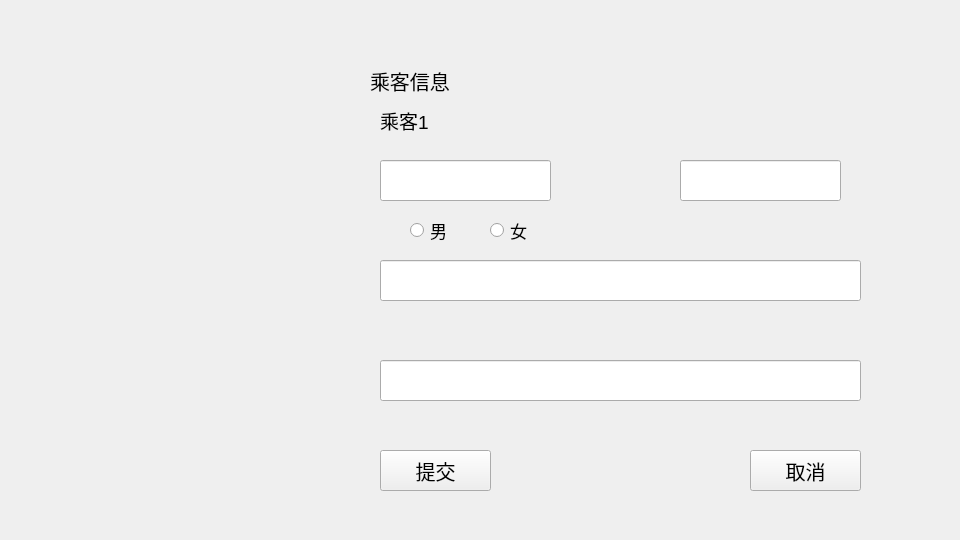
This is ui/checkoutpage.ui in delete3GM/Flight-Booking-System as Qt 5 draws it before an edit. The edited form follows.
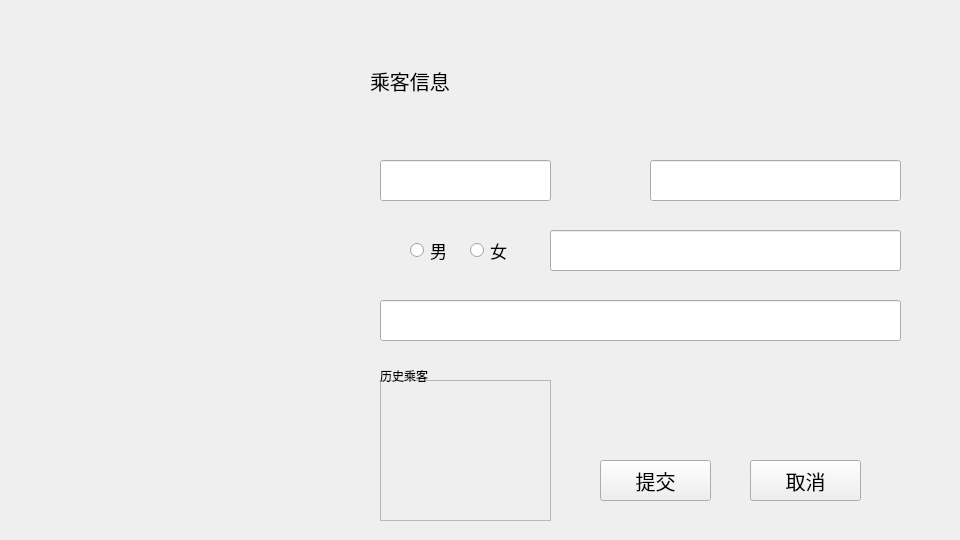
This is the edited form.

```diff
--- a/ui/checkoutpage.ui
+++ b/ui/checkoutpage.ui
@@ -23,7 +23,7 @@
    <property name="geometry">
     <rect>
      <x>410</x>
-     <y>220</y>
+     <y>240</y>
      <width>51</width>
      <height>21</height>
     </rect>
@@ -49,9 +49,9 @@
   <widget class="QLineEdit" name="givenname">
    <property name="geometry">
     <rect>
-     <x>680</x>
+     <x>650</x>
      <y>160</y>
-     <width>161</width>
+     <width>251</width>
      <height>41</height>
     </rect>
    </property>
@@ -68,7 +68,7 @@
    <property name="geometry">
     <rect>
      <x>750</x>
-     <y>450</y>
+     <y>460</y>
      <width>111</width>
      <height>41</height>
     </rect>
@@ -85,8 +85,8 @@
   <widget class="QPushButton" name="submitBtn">
    <property name="geometry">
     <rect>
-     <x>380</x>
-     <y>450</y>
+     <x>600</x>
+     <y>460</y>
      <width>111</width>
      <height>41</height>
     </rect>
@@ -125,8 +125,8 @@
    <property name="geometry">
     <rect>
      <x>380</x>
-     <y>360</y>
-     <width>481</width>
+     <y>300</y>
+     <width>521</width>
      <height>41</height>
     </rect>
    </property>
@@ -162,9 +162,9 @@
   <widget class="QLineEdit" name="passenger_id">
    <property name="geometry">
     <rect>
-     <x>380</x>
-     <y>260</y>
-     <width>481</width>
+     <x>550</x>
+     <y>230</y>
+     <width>351</width>
      <height>41</height>
     </rect>
    </property>
@@ -177,8 +177,8 @@
   <widget class="QRadioButton" name="isFemale">
    <property name="geometry">
     <rect>
-     <x>490</x>
-     <y>220</y>
+     <x>470</x>
+     <y>240</y>
      <width>72</width>
      <height>21</height>
     </rect>
@@ -192,24 +192,6 @@
     <string>女</string>
    </property>
   </widget>
-  <widget class="QLabel" name="passenger_1">
-   <property name="geometry">
-    <rect>
-     <x>380</x>
-     <y>110</y>
-     <width>61</width>
-     <height>21</height>
-    </rect>
-   </property>
-   <property name="font">
-    <font>
-     <pointsize>14</pointsize>
-    </font>
-   </property>
-   <property name="text">
-    <string>乘客1</string>
-   </property>
-  </widget>
   <widget class="QLabel" name="passenger_title">
    <property name="geometry">
     <rect>
@@ -228,6 +210,45 @@
     <string>乘客信息</string>
    </property>
   </widget>
+  <widget class="QScrollArea" name="historyArea">
+   <property name="geometry">
+    <rect>
+     <x>380</x>
+     <y>380</y>
+     <width>171</width>
+     <height>141</height>
+    </rect>
+   </property>
+   <property name="widgetResizable">
+    <bool>true</bool>
+   </property>
+   <property name="alignment">
+    <set>Qt::AlignmentFlag::AlignHCenter|Qt::AlignmentFlag::AlignTop</set>
+   </property>
+   <widget class="QWidget" name="passengerContainer">
+    <property name="geometry">
+     <rect>
+      <x>0</x>
+      <y>0</y>
+      <width>169</width>
+      <height>139</height>
+     </rect>
+    </property>
+   </widget>
+  </widget>
+  <widget class="QLabel" name="label">
+   <property name="geometry">
+    <rect>
+     <x>380</x>
+     <y>366</y>
+     <width>61</width>
+     <height>20</height>
+    </rect>
+   </property>
+   <property name="text">
+    <string>历史乘客</string>
+   </property>
+  </widget>
  </widget>
  <resources/>
  <connections/>
```
